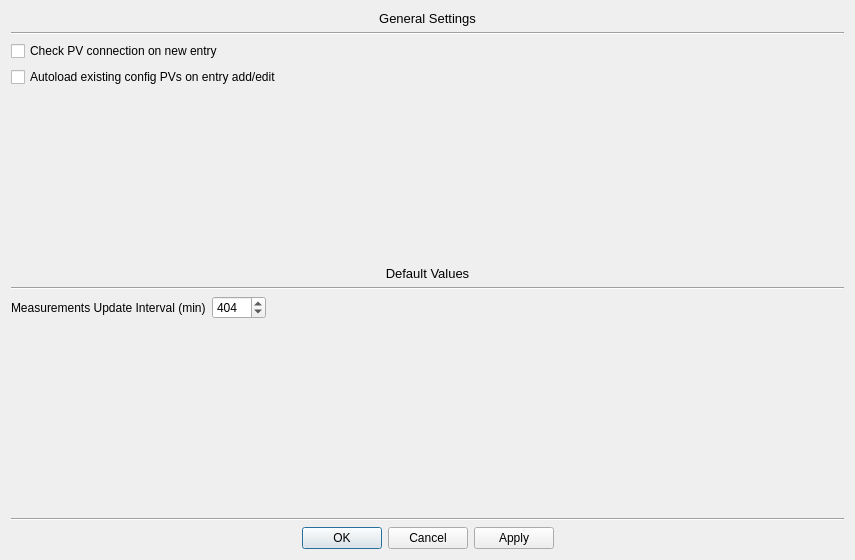
Old version of the form ServiceManager/GUI/layouts/GeneralSettings.ui in the repository ISISNeutronMuon/HLM_PV_Import.
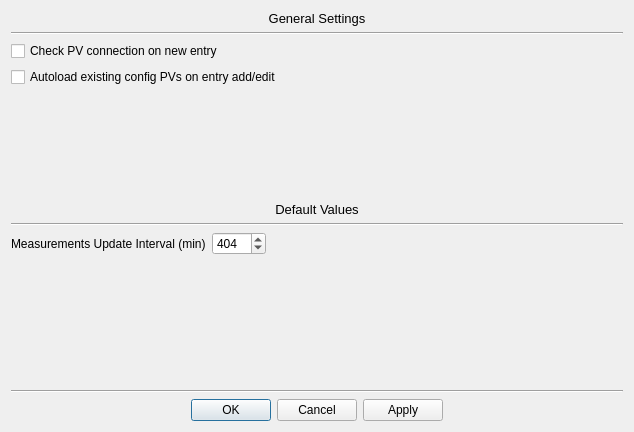
New version of the form.

Diff of the .ui file:
```diff
--- a/ServiceManager/GUI/layouts/GeneralSettings.ui
+++ b/ServiceManager/GUI/layouts/GeneralSettings.ui
@@ -6,8 +6,8 @@
    <rect>
     <x>0</x>
     <y>0</y>
-    <width>855</width>
-    <height>560</height>
+    <width>634</width>
+    <height>432</height>
    </rect>
   </property>
   <property name="font">
```
